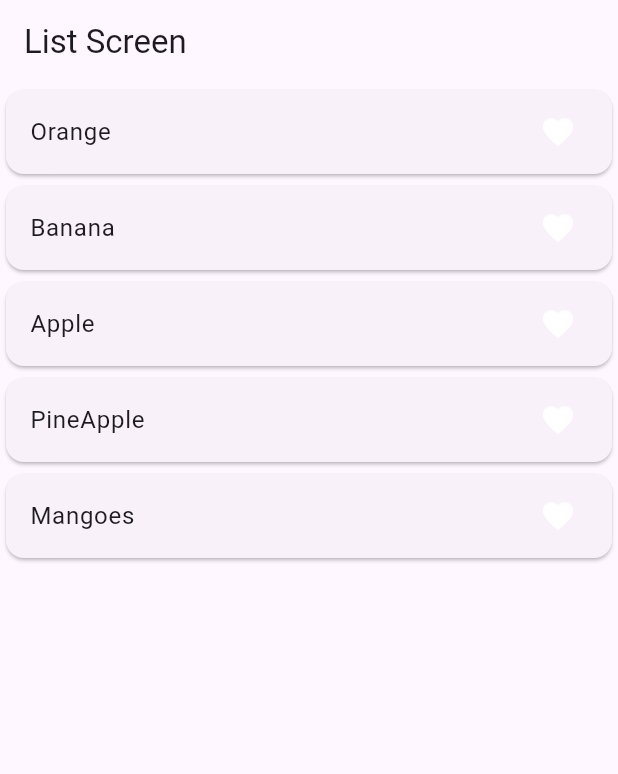
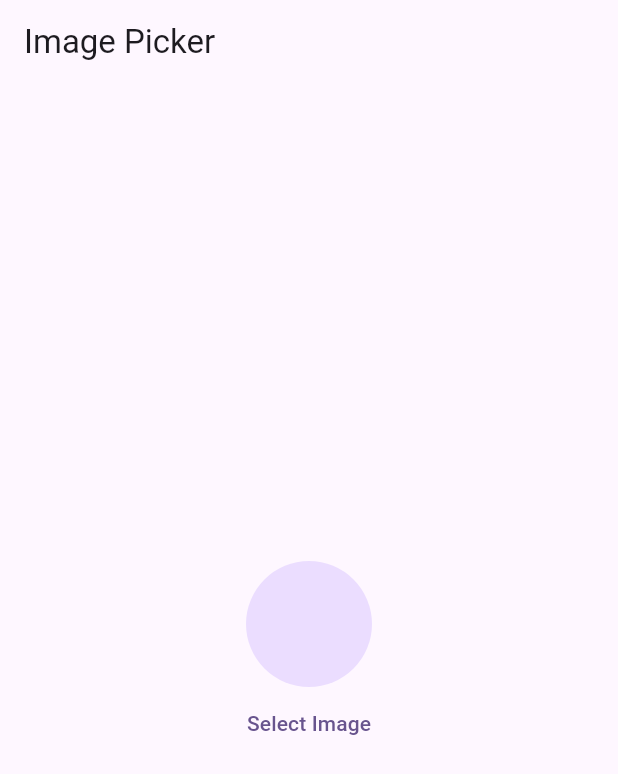
Before and after one commit to AleeHassan0/Get-X, a Flutter app: the screen it shows after launch, on a phone screen of 412 x 824 dp. Shown: the top 774 px of the screen. Run offline on Flutter 3.47's test engine with Material 3 defaults, Android fonts, the phone set to English and light mode, and no system bars; our stand-ins replace get, image_picker.

Commit message:
image picker

```diff
--- /dev/null
+++ b/lib/imagePicker/image_picker_controller.dart
@@ -0,0 +1,13 @@
+import 'package:get/get.dart';
+import 'package:image_picker/image_picker.dart';
+
+class ImagePickerController extends GetxController {
+  RxString imagePath = ''.obs;
+  Future getImage() async {
+    final ImagePicker _picker = ImagePicker();
+    final image = await _picker.pickImage(source: ImageSource.gallery);
+    if (image != null) {
+      imagePath.value = image.path.toString();
+    }
+  }
+}
--- /dev/null
+++ b/lib/imagePicker/image_picker_screen.dart
@@ -0,0 +1,45 @@
+import 'dart:io';
+
+import 'package:flutter/material.dart';
+import 'package:get/get.dart';
+import 'package:getx/imagePicker/image_picker_controller.dart';
+
+class ImagePickerScreen extends StatefulWidget {
+  const ImagePickerScreen({super.key});
+
+  @override
+  State<ImagePickerScreen> createState() => _ImagePickerScreenState();
+}
+
+class _ImagePickerScreenState extends State<ImagePickerScreen> {
+  //dependacy injection
+  ImagePickerController imagePickerController =
+      Get.put(ImagePickerController());
+  @override
+  Widget build(BuildContext context) {
+    return Scaffold(
+        appBar: AppBar(
+          title: const Text('Image Picker'),
+        ),
+        body: Obx(() {
+          return Column(
+            mainAxisAlignment: MainAxisAlignment.center,
+            children: [
+              Center(
+                child: CircleAvatar(
+                    radius: 42,
+                    backgroundImage: imagePickerController.imagePath.isNotEmpty
+                        ? FileImage(
+                            File(imagePickerController.imagePath.toString()))
+                        : null),
+              ),
+              TextButton(
+                  onPressed: () {
+                    imagePickerController.getImage();
+                  },
+                  child: const Text("Select Image"))
+            ],
+          );
+        }));
+  }
+}
--- a/lib/main.dart
+++ b/lib/main.dart
@@ -1,8 +1,7 @@
 import 'package:flutter/material.dart';
 import 'package:get/route_manager.dart';
-import 'package:getx/getXList/listScreen.dart';
+import 'package:getx/imagePicker/image_picker_screen.dart';
 import 'package:getx/languages/languages.dart';
-import 'package:getx/switch/switchScreen.dart';
 
 void main() {
   runApp(const MyApp());
@@ -25,7 +24,7 @@ class MyApp extends StatelessWidget {
         colorScheme: ColorScheme.fromSeed(seedColor: Colors.deepPurple),
         useMaterial3: true,
       ),
-      home: const Listscreen(),
+      home: const ImagePickerScreen(),
     );
   }
 }
```
Also changed, not shown: 4 other files.
